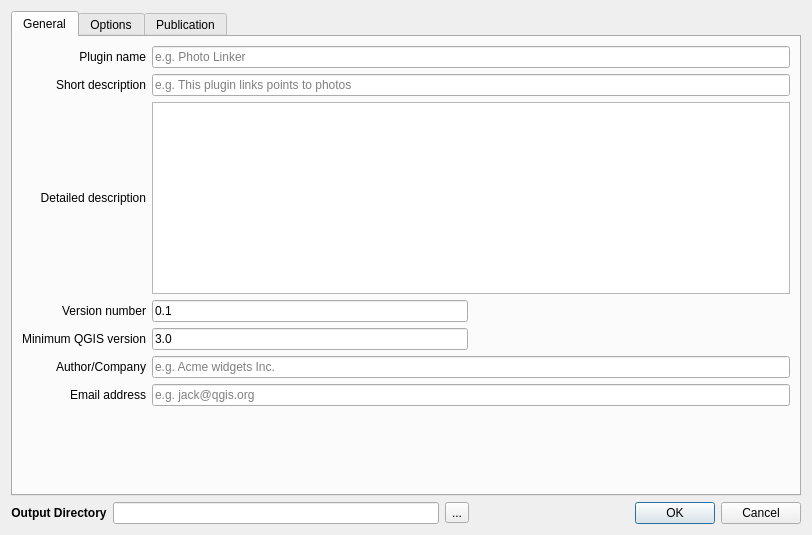
Qt form plugincreator/plugincreatordialog.ui (planetfederal/qgis-plugin-template) before a commit.
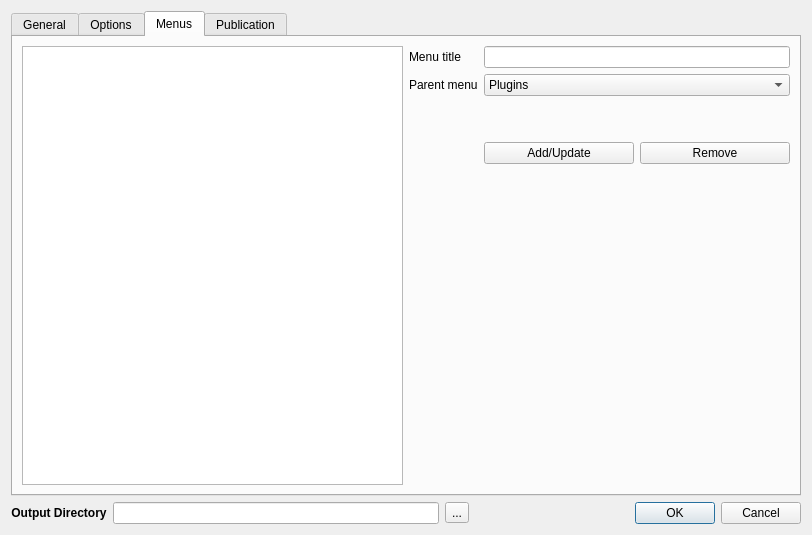
The same form after that commit. The open tabs and pages were chosen to show the change.

Commit message: added funtionality to add custom menus

The edit to the form file:
```diff
--- a/plugincreator/plugincreatordialog.ui
+++ b/plugincreator/plugincreatordialog.ui
@@ -489,6 +489,113 @@
        </item>
       </layout>
      </widget>
+     <widget class="QWidget" name="tabMenus">
+      <attribute name="title">
+       <string>Menus</string>
+      </attribute>
+      <layout class="QHBoxLayout" name="horizontalLayout_4">
+       <item>
+        <widget class="QListWidget" name="listMenus"/>
+       </item>
+       <item>
+        <layout class="QGridLayout" name="gridLayout">
+         <item row="1" column="1">
+          <widget class="QComboBox" name="comboParentMenu">
+           <item>
+            <property name="text">
+             <string>Plugins</string>
+            </property>
+           </item>
+           <item>
+            <property name="text">
+             <string>Database</string>
+            </property>
+           </item>
+           <item>
+            <property name="text">
+             <string>Raster</string>
+            </property>
+           </item>
+           <item>
+            <property name="text">
+             <string>Vector</string>
+            </property>
+           </item>
+           <item>
+            <property name="text">
+             <string>Web</string>
+            </property>
+           </item>
+          </widget>
+         </item>
+         <item row="0" column="1">
+          <widget class="QLineEdit" name="txtMenuTitle"/>
+         </item>
+         <item row="1" column="0">
+          <widget class="QLabel" name="label_3">
+           <property name="text">
+            <string>Parent menu</string>
+           </property>
+          </widget>
+         </item>
+         <item row="0" column="0">
+          <widget class="QLabel" name="label_2">
+           <property name="text">
+            <string>Menu title</string>
+           </property>
+          </widget>
+         </item>
+         <item row="4" column="0">
+          <spacer name="verticalSpacer_5">
+           <property name="orientation">
+            <enum>Qt::Vertical</enum>
+           </property>
+           <property name="sizeHint" stdset="0">
+            <size>
+             <width>20</width>
+             <height>40</height>
+            </size>
+           </property>
+          </spacer>
+         </item>
+         <item row="2" column="0">
+          <spacer name="verticalSpacer_4">
+           <property name="orientation">
+            <enum>Qt::Vertical</enum>
+           </property>
+           <property name="sizeType">
+            <enum>QSizePolicy::Fixed</enum>
+           </property>
+           <property name="sizeHint" stdset="0">
+            <size>
+             <width>20</width>
+             <height>40</height>
+            </size>
+           </property>
+          </spacer>
+         </item>
+         <item row="3" column="1">
+          <layout class="QHBoxLayout" name="horizontalLayout_3">
+           <item>
+            <widget class="QPushButton" name="btnAddMenu">
+             <property name="text">
+              <string>Add/Update</string>
+             </property>
+            </widget>
+           </item>
+           <item>
+            <widget class="QPushButton" name="btnRemoveMenu">
+             <property name="text">
+              <string>Remove</string>
+             </property>
+            </widget>
+           </item>
+          </layout>
+         </item>
+        </layout>
+       </item>
+      </layout>
+     </widget>
      <widget class="QWidget" name="tabWidgetPage5">
       <attribute name="title">
        <string>Publication</string>
```
The commit also changes 3 other files.
